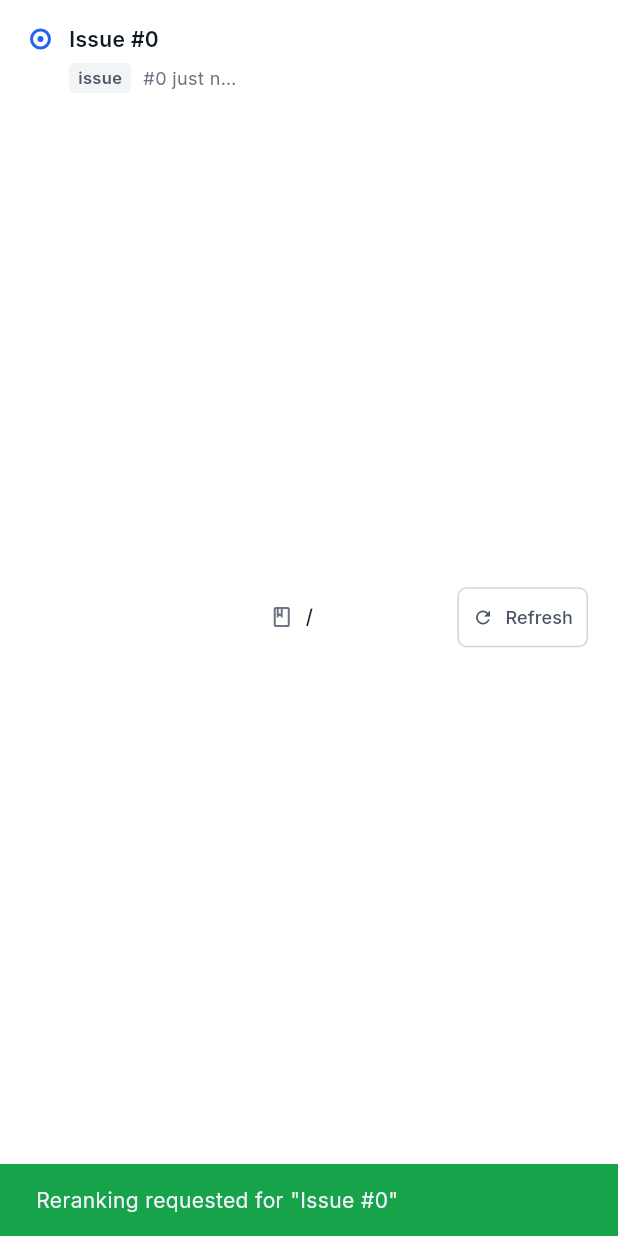
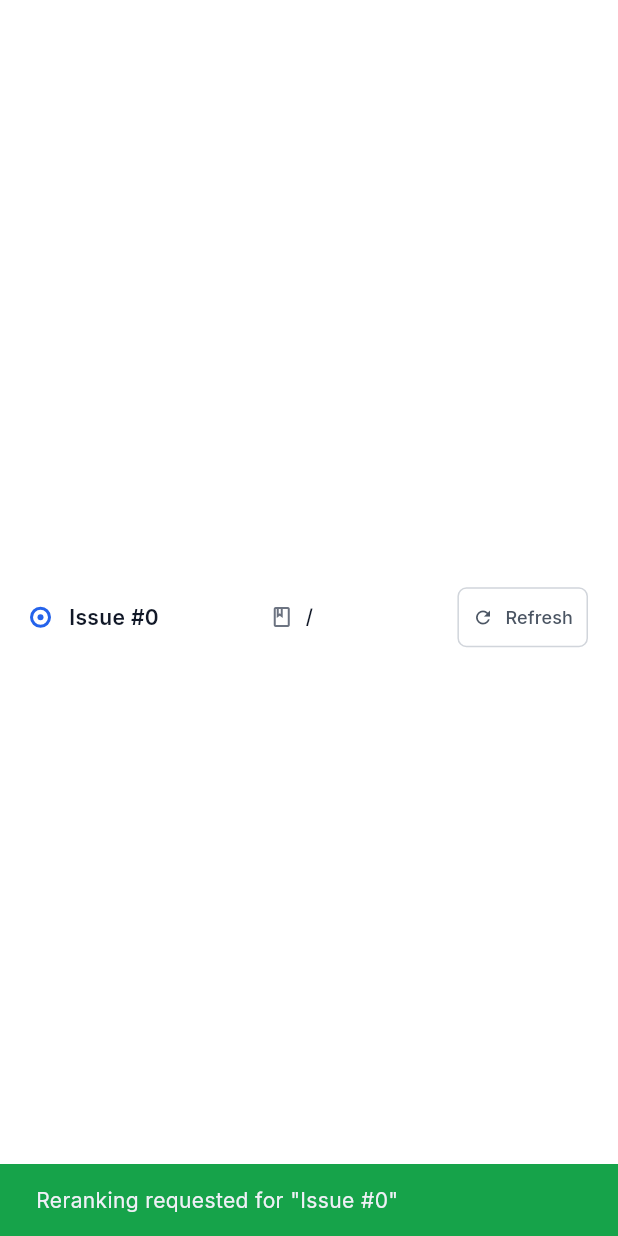
Before and after one commit to brianquinlan/gitvassal, a Flutter app: the TaskRow widget shown alone on an empty page, opened directly with empty values, after a tap on "Refresh", on a phone screen of 412 x 824 dp. Run offline on Flutter 3.47's test engine with Material 3 defaults, Android fonts, the phone set to English and light mode, and no system bars; our stand-ins replace cloud_firestore, firebase_auth, firebase_core, google_fonts; accounts and stored records are empty.

Commit message:
Remove issue details

```diff
--- a/frontend/lib/ui/widgets/task_row.dart
+++ b/frontend/lib/ui/widgets/task_row.dart
@@ -6,7 +6,7 @@
 import '../../state/app_state.dart';
 import '../theme.dart';
 
-/// Single task row component in the TaskVassal Dashboard table.
+/// Single task row component in the TaskVassal list.
 class TaskRow extends StatefulWidget {
   final String uid;
   final TaskModel task;
@@ -77,9 +77,6 @@
     final appState = context.watch<AppState>();
     final isRefreshing = appState.isTaskRefreshing(widget.task.id) || widget.task.priorityNeedsUpdated;
 
-    final badge = widget.task.inferredBadge;
-    final (badgeBg, badgeText) = _getBadgeColors(badge);
-
     // Red dot for high-priority or needs update, Blue dot for normal
     final isHighPriority = widget.task.isHighPriority || widget.task.priorityNeedsUpdated;
     final dotColor = isHighPriority ? AppTheme.dotRed : AppTheme.dotBlue;
@@ -94,20 +91,17 @@
             bottom: BorderSide(color: AppTheme.borderSubtle, width: 1),
           ),
         ),
-        padding: const EdgeInsets.symmetric(horizontal: 20, vertical: 16),
+        padding: const EdgeInsets.symmetric(horizontal: 20, vertical: 14),
         child: Row(
           crossAxisAlignment: CrossAxisAlignment.center,
           children: [
-            // Issue Column (Expanded)
+            // Issue Column (Status dot + Title)
             Expanded(
               flex: 5,
               child: Row(
-                crossAxisAlignment: CrossAxisAlignment.start,
                 children: [
                   // Status dot indicator
-                  Padding(
-                    padding: const EdgeInsets.only(top: 3, right: 12),
-                    child: Container(
+                  Container(
                     width: 14,
                     height: 14,
                     decoration: BoxDecoration(
@@ -124,18 +118,15 @@
                       ),
                     ),
                   ),
-                  ),
+                  const SizedBox(width: 12),
 
-                  // Title + Badges + Metadata
+                  // Clickable Title
                   Expanded(
-                    child: Column(
-                      crossAxisAlignment: CrossAxisAlignment.start,
-                      children: [
-                        // Clickable Title
-                        InkWell(
+                    child: InkWell(
                       onTap: _openIssueUrl,
                       child: Text(
                         widget.task.displayTitle,
+                        overflow: TextOverflow.ellipsis,
                         style: TextStyle(
                           fontSize: 14,
                           fontWeight: FontWeight.w600,
@@ -143,59 +134,6 @@
                           decoration: _isHovered ? TextDecoration.underline : TextDecoration.none,
                         ),
                       ),
-                        ),
-                        const SizedBox(height: 6),
-
-                        // Badge + Subtitle Info
-                        Row(
-                          children: [
-                            Container(
-                              padding: const EdgeInsets.symmetric(horizontal: 6, vertical: 2),
-                              decoration: BoxDecoration(
-                                color: badgeBg,
-                                borderRadius: BorderRadius.circular(4),
-                              ),
-                              child: Text(
-                                badge,
-                                style: TextStyle(
-                                  fontSize: 11,
-                                  fontWeight: FontWeight.w600,
-                                  color: badgeText,
-                                ),
-                              ),
-                            ),
-                            const SizedBox(width: 8),
-                            Flexible(
-                              child: Text(
-                                widget.task.subtitleInfo,
-                                overflow: TextOverflow.ellipsis,
-                                style: const TextStyle(
-                                  fontSize: 12,
-                                  color: AppTheme.textMuted,
-                                ),
-                              ),
-                            ),
-                            if (widget.task.priority > 0) ...[
-                              const SizedBox(width: 8),
-                              Container(
-                                padding: const EdgeInsets.symmetric(horizontal: 5, vertical: 1),
-                                decoration: BoxDecoration(
-                                  color: const Color(0xFFF3F4F6),
-                                  borderRadius: BorderRadius.circular(3),
-                                ),
-                                child: Text(
-                                  'Score: ${(widget.task.priority * 100).toStringAsFixed(0)}',
-                                  style: const TextStyle(
-                                    fontSize: 10,
-                                    fontWeight: FontWeight.w500,
-                                    color: AppTheme.textSecondary,
-                                  ),
-                                ),
-                              ),
-                            ],
-                          ],
-                        ),
-                      ],
                     ),
                   ),
                 ],
@@ -269,23 +207,4 @@
       ),
     );
   }
-
-  (Color, Color) _getBadgeColors(String badge) {
-    switch (badge.toLowerCase()) {
-      case 'bug':
-      case 'high-priority':
-        return (AppTheme.badgeBugBg, AppTheme.badgeBugText);
-      case 'enhancement':
-      case 'feat':
-        return (AppTheme.badgeEnhancementBg, AppTheme.badgeEnhancementText);
-      case 'docs':
-        return (AppTheme.badgeDocsBg, AppTheme.badgeDocsText);
-      case 'assigned':
-      case 'mentioned':
-      case 'created':
-        return (AppTheme.badgePurpleBg, AppTheme.badgePurpleText);
-      default:
-        return (const Color(0xFFF3F4F6), AppTheme.textSecondary);
 }
-  }
-}
```
Lines whose indentation alone changed are shown as unchanged.
